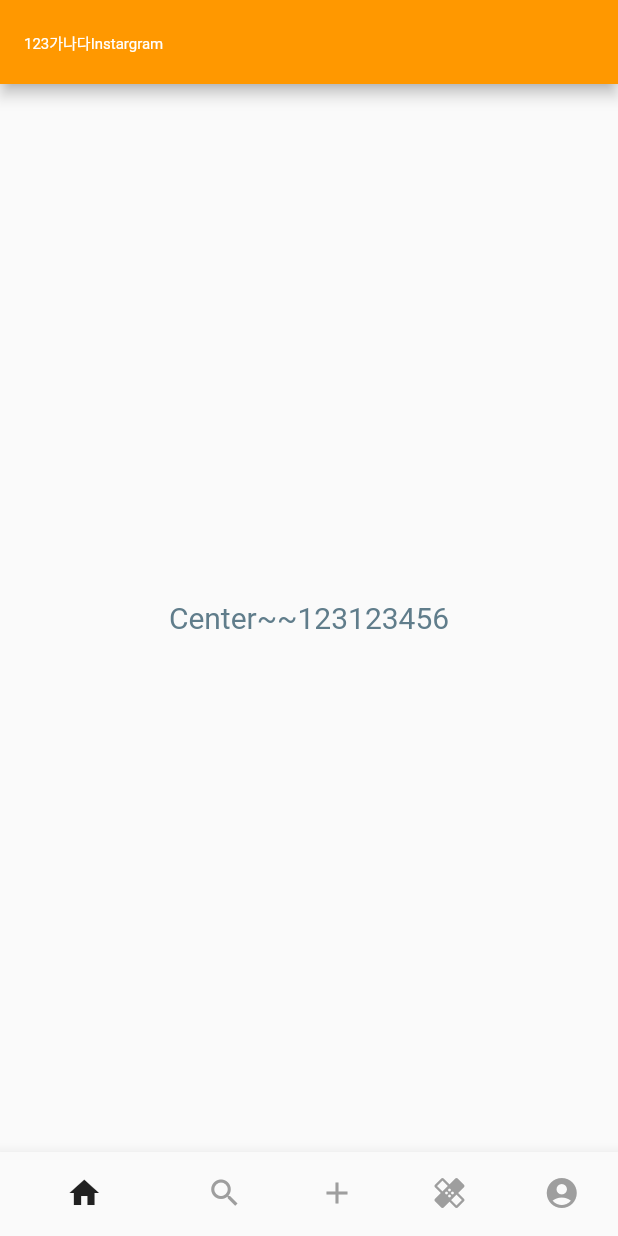
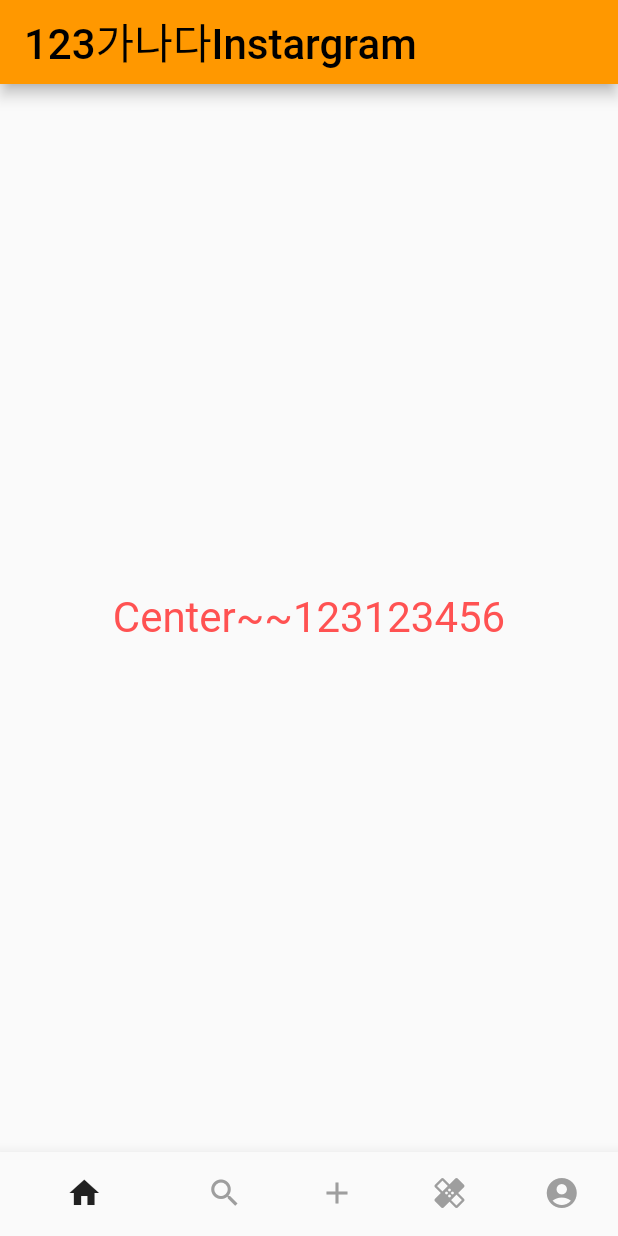
Before and after one commit to wonhopark89-dev/quickstart-flutter, a Flutter app: the screen it shows after launch, on a phone screen of 412 x 824 dp. Run offline on Flutter 3.47's test engine with Material 2 defaults, Android fonts, the phone set to English and light mode, and no system bars; Roboto replaces fonts that are missing (Cafe24Shiningstar).

Commit message:
Fix app bar text style

```diff
--- a/instagram/lib/feed_screen.dart
+++ b/instagram/lib/feed_screen.dart
@@ -7,15 +7,20 @@ class FeedScreen extends StatelessWidget {
     return Scaffold(
       appBar: AppBar(
         backgroundColor: Colors.orange,
-        title: Text('123가나다Instargram'),
-        titleTextStyle: TextStyle(fontSize: 10),
+        title: Text(
+          '123가나다Instargram',
+          style: TextStyle(
+              color: Colors.black,
+              fontSize: 28,
+              fontFamily: "Cafe24Shiningstar"),
+        ),
       ),
       body: Center(
         child: Text(
           "Center~~123123456",
           style: TextStyle(
-              fontSize: 20,
-              color: Colors.blueGrey,
+              fontSize: 28,
+              color: Colors.redAccent,
               fontFamily: "Cafe24Shiningstar"),
         ),
       ),
```
